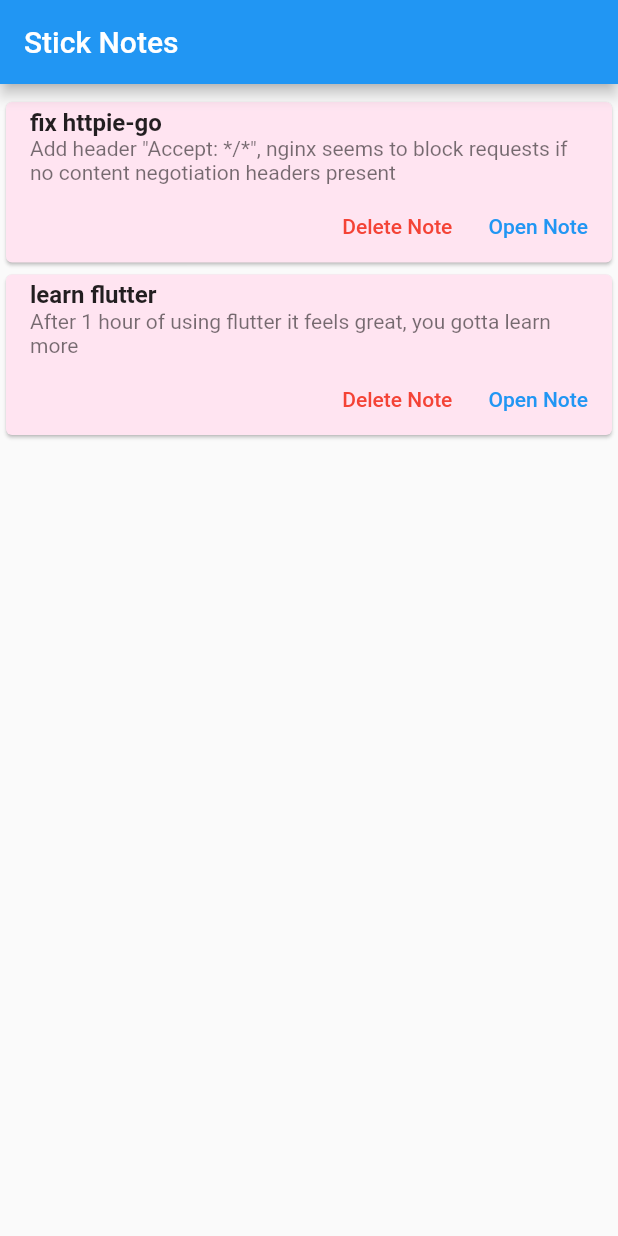
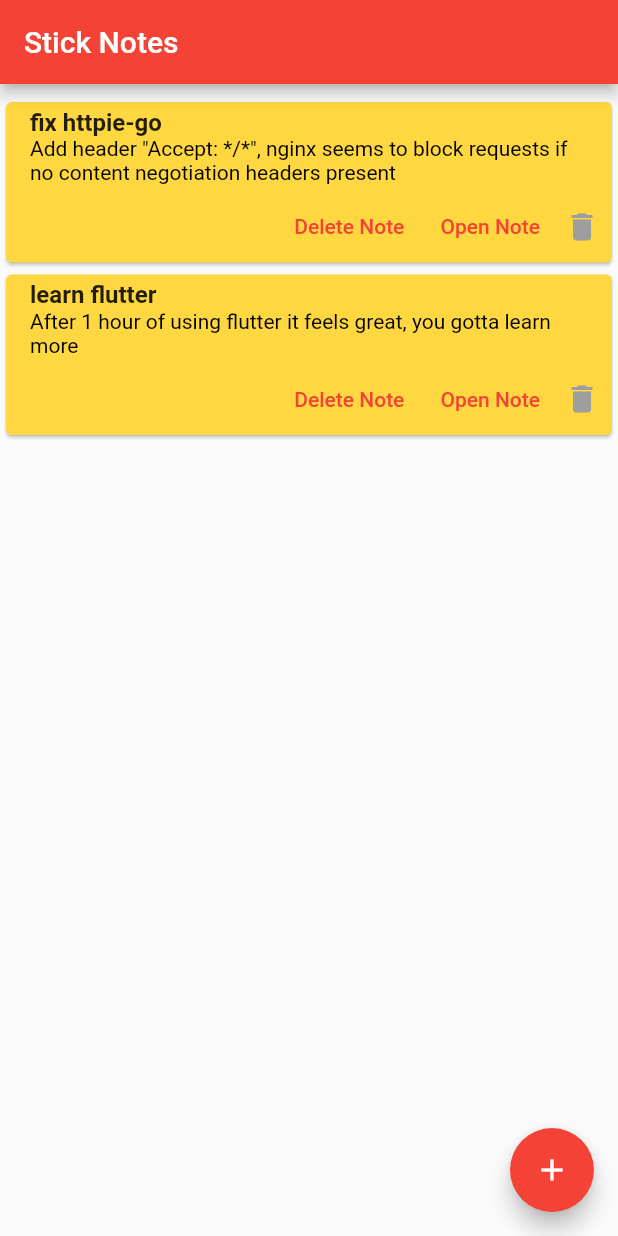
Before and after one commit to jtlehtinen/sticky, a Flutter app: the screen it shows after launch, on a phone screen of 412 x 824 dp. Run offline on Flutter 3.47's test engine with Material 2 defaults, Android fonts, the phone set to English and light mode, and no system bars.

Commit message:
feat: new note button and change the app structure

```diff
--- /dev/null
+++ b/lib/common/theme.dart
@@ -0,0 +1,5 @@
+import 'package:flutter/material.dart';
+
+final appTheme = ThemeData(
+  primarySwatch: Colors.red,
+);
--- a/lib/main.dart
+++ b/lib/main.dart
@@ -1,4 +1,7 @@
 import 'package:flutter/material.dart';
+import 'common/theme.dart';
+import 'models/note.dart';
+import 'screens/home.dart';
 
 void main() {
   runApp(const App());
@@ -10,83 +13,10 @@ class App extends StatelessWidget {
   @override
   Widget build(BuildContext context) {
     return MaterialApp(
-        debugShowCheckedModeBanner: false,
-        title: 'Sticky Notes',
-        home: Scaffold(
-          appBar: AppBar(
-            title: const Text('Stick Notes'),
-          ),
-          body: Column(children: const [SizedBox(height: 8), NoteCardList()]),
-        ));
-  }
-}
-
-class Note {
-  final String title;
-  final String body;
-  const Note(this.title, this.body);
-}
-
-final notes = [
-  const Note('fix httpie-go',
-      'Add header "Accept: */*", nginx seems to block requests if no content negotiation headers present'),
-  const Note('learn flutter',
-      'After 1 hour of using flutter it feels great, you gotta learn more'),
-];
-
-class NoteCardList extends StatelessWidget {
-  const NoteCardList({Key? key}) : super(key: key);
-
-  @override
-  Widget build(BuildContext context) {
-    return Column(
-      children: notes.map((note) => NoteCard(note: note)).toList(),
+      debugShowCheckedModeBanner: false,
+      title: 'Sticky Notes',
+      theme: appTheme,
+      home: HomePage(notes: notes),
     );
   }
 }
-
-class NoteCard extends StatelessWidget {
-  final Note note;
-
-  const NoteCard({required this.note, Key? key}) : super(key: key);
-
-  @override
-  Widget build(BuildContext context) {
-    return InkWell(
-        onTap: () {
-          debugPrint('Card ${note.title} tapped.');
-        },
-        child: Card(
-          color: const Color.fromARGB(255, 255, 228, 241),
-          child: Column(
-            mainAxisSize: MainAxisSize.min,
-            children: <Widget>[
-              ListTile(
-                  title: Text(
-                    note.title,
-                    style: const TextStyle(fontWeight: FontWeight.bold),
-                  ),
-                  subtitle: Text(note.body)),
-              Row(
-                mainAxisAlignment: MainAxisAlignment.end,
-                children: <Widget>[
-                  TextButton(
-                    child: const Text(
-                      'Delete Note',
-                      style: TextStyle(color: Colors.red),
-                    ),
-                    onPressed: () {/* ... */},
-                  ),
-                  const SizedBox(width: 8),
-                  TextButton(
-                    child: const Text('Open Note'),
-                    onPressed: () {/* ... */},
-                  ),
-                  const SizedBox(width: 8),
-                ],
-              ),
-            ],
-          ),
-        ));
-  }
-}
--- /dev/null
+++ b/lib/models/note.dart
@@ -0,0 +1,16 @@
+class Note {
+  const Note({required this.title, required this.body});
+  final String title;
+  final String body;
+}
+
+final notes = [
+  const Note(
+      title: 'fix httpie-go',
+      body:
+          'Add header "Accept: */*", nginx seems to block requests if no content negotiation headers present'),
+  const Note(
+      title: 'learn flutter',
+      body:
+          'After 1 hour of using flutter it feels great, you gotta learn more'),
+];
--- /dev/null
+++ b/lib/screens/home.dart
@@ -0,0 +1,82 @@
+import 'package:flutter/material.dart';
+import '../models/note.dart';
+
+class HomePage extends StatefulWidget {
+  const HomePage({Key? key, required this.notes}) : super(key: key);
+
+  final List<Note> notes;
+
+  @override
+  State<HomePage> createState() => _HomePageState();
+}
+
+class _HomePageState extends State<HomePage> {
+  // @TODO: Actions that change the state...
+
+  @override
+  Widget build(BuildContext context) {
+    return Scaffold(
+      appBar: AppBar(
+        title: const Text('Stick Notes'),
+      ),
+      body: Column(children: [
+        const SizedBox(height: 8),
+        ...notes.map((note) => NoteCard(note: note)).toList(),
+      ]),
+      floatingActionButton: FloatingActionButton(
+        onPressed: () => {},
+        tooltip: 'New Note',
+        child: const Icon(Icons.add),
+      ),
+    );
+  }
+}
+
+class NoteCard extends StatelessWidget {
+  final Note note;
+
+  const NoteCard({required this.note, Key? key}) : super(key: key);
+
+  @override
+  Widget build(BuildContext context) {
+    return InkWell(
+        onTap: () {
+          debugPrint('Card ${note.title} tapped.');
+        },
+        child: Card(
+          color: Colors.amberAccent,
+          child: Column(
+            mainAxisSize: MainAxisSize.min,
+            children: <Widget>[
+              ListTile(
+                  title: Text(
+                    note.title,
+                    style: const TextStyle(fontWeight: FontWeight.bold),
+                  ),
+                  subtitle: Text(note.body,
+                      style: const TextStyle(color: Colors.black))),
+              Row(
+                mainAxisAlignment: MainAxisAlignment.end,
+                children: <Widget>[
+                  TextButton(
+                    child: const Text(
+                      'Delete Note',
+                      style: TextStyle(color: Colors.red),
+                    ),
+                    onPressed: () {/* ... */},
+                  ),
+                  const SizedBox(width: 8),
+                  TextButton(
+                    child: const Text('Open Note'),
+                    onPressed: () {/* ... */},
+                  ),
+                  const SizedBox(width: 8),
+                  const Icon(Icons.delete, size: 24.0, color: Colors.grey),
+                  const SizedBox(width: 8),
+                ],
+              ),
+            ],
+          ),
+        ));
+  }
+}
```
